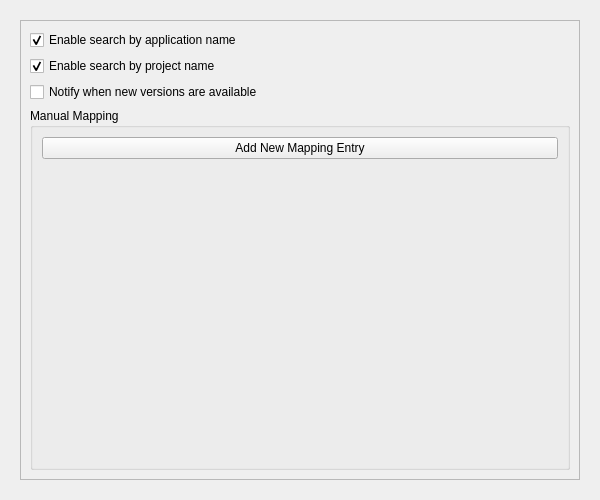
alex1701c/JetBrainsRunner, file src/config/jetbrainsrunner_config.ui: the form before one commit.
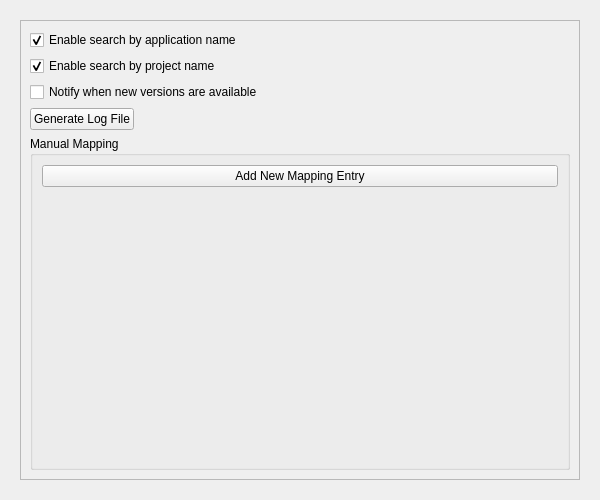
The form after the commit.

```diff
--- a/src/config/jetbrainsrunner_config.ui
+++ b/src/config/jetbrainsrunner_config.ui
@@ -80,6 +80,16 @@
               </property>
              </widget>
             </item>
+            <item alignment="Qt::AlignLeft">
+             <widget class="QPushButton" name="logFilePushButton">
+              <property name="toolTip">
+               <string>Generate a log file for debugging purposes</string>
+              </property>
+              <property name="text">
+               <string>Generate Log File</string>
+              </property>
+             </widget>
+            </item>
             <item>
              <widget class="QGroupBox" name="manuallMappingGroupBox">
               <property name="title">
```
Left out of the diff: 13 changed lines with no effect on the pictures.
